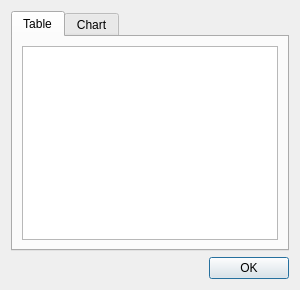
Before: the Qt Designer form ui/statsdialog.ui in Open-Typer/Open-Typer, drawn with Qt 5.
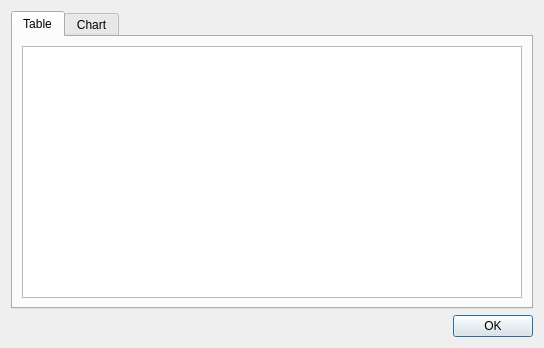
After: the same form once the commit is applied.

Commit message: ui: statsdialog: Set minimum table size

What changed in the file:
```diff
--- a/ui/statsdialog.ui
+++ b/ui/statsdialog.ui
@@ -6,8 +6,8 @@
    <rect>
     <x>0</x>
     <y>0</y>
-    <width>400</width>
-    <height>300</height>
+    <width>532</width>
+    <height>352</height>
    </rect>
   </property>
   <property name="windowTitle">
@@ -29,6 +29,12 @@
       <layout class="QGridLayout" name="gridLayout_2">
        <item row="0" column="0">
         <widget class="QTableWidget" name="statsTable">
+         <property name="minimumSize">
+          <size>
+           <width>500</width>
+           <height>250</height>
+          </size>
+         </property>
          <property name="editTriggers">
           <set>QAbstractItemView::NoEditTriggers</set>
          </property>
```
